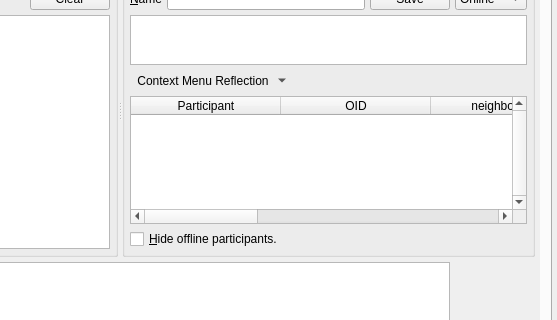
Above: branches/trunk/UI/controlcenter.ui from textbrowser/spot-on before the change; both pictures show x 243 to 800 and y 102 to 422 of the 800 by 600 pixel window. Below: the same form after it.
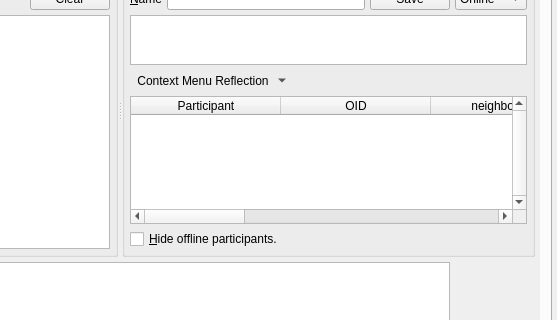
That is the form after the change. The open tabs and pages were chosen to show the change. Icons and pictures are not drawn. Custom widgets are drawn as their Qt base class.

Commit message: Completed calling over forward secrecy.

The edit to the form file:
```diff
--- a/branches/trunk/UI/controlcenter.ui
+++ b/branches/trunk/UI/controlcenter.ui
@@ -419,8 +419,8 @@
                <rect>
                 <x>0</x>
                 <y>0</y>
-                <width>392</width>
-                <height>482</height>
+                <width>766</width>
+                <height>488</height>
                </rect>
               </property>
               <layout class="QHBoxLayout" name="horizontalLayout_25">
@@ -694,6 +694,11 @@
                          <string>Gemini SHA-512 Hash Key</string>
                         </property>
                        </column>
+                       <column>
+                        <property name="text">
+                         <string>Forward Secrecy Information</string>
+                        </property>
+                       </column>
                       </widget>
                      </item>
                      <item>
```
Left out of the diff: 26 changed lines with no effect on the pictures. The commit also changes 14 other files.
